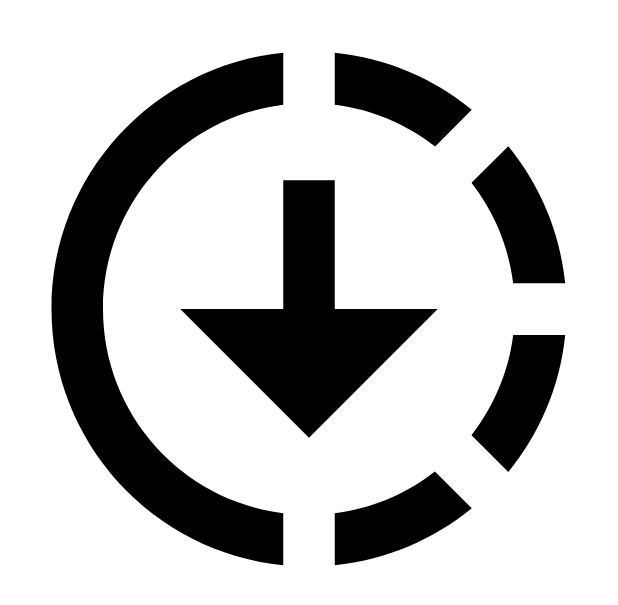
After one commit to mutkuensert/Pixabay-Searcher, an Android app: the layout single_item.xml on its own in the app's theme, with its tools: preview values and no code run, on a phone screen of 412 x 824 dp. The commit adds this screen. Shown: the top 605 px of the screen. Run offline under Robolectric (Android 15) with nearby library versions, the phone set to English and light mode, and no system bars.

Commit message:
App shows preview images of search results now.

```diff
--- a/app/src/main/java/com/mutkuensert/pixabaysearcher/model/MainModel.kt
+++ b/app/src/main/java/com/mutkuensert/pixabaysearcher/model/MainModel.kt
@@ -3,5 +3,5 @@ package com.mutkuensert.pixabaysearcher.model
 class MainModel(
     val total: Int?,
     val totalHits: Int?,
-    val hits: List<HitsModel?>?
+    val hits: List<HitsModel>?
 )
--- /dev/null
+++ b/app/src/main/res/drawable/ic_baseline_downloading_24.xml
@@ -0,0 +1,5 @@
+<vector android:height="24dp" android:tint="#000000"
+    android:viewportHeight="24" android:viewportWidth="24"
+    android:width="24dp" xmlns:android="http://schemas.android.com/apk/res/android">
+    <path android:fillColor="@android:color/white" android:pathData="M18.32,4.26C16.84,3.05 15.01,2.25 13,2.05v2.02c1.46,0.18 2.79,0.76 3.9,1.62L18.32,4.26zM19.93,11h2.02c-0.2,-2.01 -1,-3.84 -2.21,-5.32L18.31,7.1C19.17,8.21 19.75,9.54 19.93,11zM18.31,16.9l1.43,1.43c1.21,-1.48 2.01,-3.32 2.21,-5.32h-2.02C19.75,14.46 19.17,15.79 18.31,16.9zM13,19.93v2.02c2.01,-0.2 3.84,-1 5.32,-2.21l-1.43,-1.43C15.79,19.17 14.46,19.75 13,19.93zM13,12V7h-2v5H7l5,5l5,-5H13zM11,19.93v2.02c-5.05,-0.5 -9,-4.76 -9,-9.95s3.95,-9.45 9,-9.95v2.02C7.05,4.56 4,7.92 4,12S7.05,19.44 11,19.93z"/>
+</vector>
--- /dev/null
+++ b/app/src/main/res/drawable/ic_baseline_error_outline_24.xml
@@ -0,0 +1,5 @@
+<vector android:height="24dp" android:tint="#000000"
+    android:viewportHeight="24" android:viewportWidth="24"
+    android:width="24dp" xmlns:android="http://schemas.android.com/apk/res/android">
+    <path android:fillColor="@android:color/white" android:pathData="M11,15h2v2h-2zM11,7h2v6h-2zM11.99,2C6.47,2 2,6.48 2,12s4.47,10 9.99,10C17.52,22 22,17.52 22,12S17.52,2 11.99,2zM12,20c-4.42,0 -8,-3.58 -8,-8s3.58,-8 8,-8 8,3.58 8,8 -3.58,8 -8,8z"/>
+</vector>
--- /dev/null
+++ b/app/src/main/res/layout/single_item.xml
@@ -0,0 +1,25 @@
+<?xml version="1.0" encoding="utf-8"?>
+<layout xmlns:android="http://schemas.android.com/apk/res/android"
+    xmlns:app="http://schemas.android.com/apk/res-auto">
+
+    <data>
+        <variable
+            name="item"
+            type="com.mutkuensert.pixabaysearcher.model.HitsModel" />
+    </data>
+
+    <LinearLayout
+        android:orientation="vertical"
+        android:layout_width="match_parent"
+        android:layout_height="wrap_content">
+
+        <ImageView
+            android:id="@+id/imageView"
+            android:layout_width="match_parent"
+            android:layout_height="wrap_content"
+            android:layout_marginBottom="10dp"
+            android:adjustViewBounds="true"
+            app:imageUrl="@{item.previewURL}"
+            app:srcCompat="@drawable/ic_baseline_downloading_24" />
+    </LinearLayout>
+</layout>
```
Also changed, not shown: app/src/main/java/com/mutkuensert/pixabaysearcher/adapter/BindingAdapters.kt (added, +23 -0 lines), app/src/main/java/com/mutkuensert/pixabaysearcher/adapter/CustomAdapter.kt (added, +39 -0 lines), app/src/main/java/com/mutkuensert/pixabaysearcher/view/MainScreenFragment.kt (+14 -0 lines), app/src/main/java/com/mutkuensert/pixabaysearcher/viewmodel/MainScreenFragmentViewModel.kt (+7 -2 lines), app/src/main/res/layout/fragment_main_screen.xml (+7 -2 lines).
